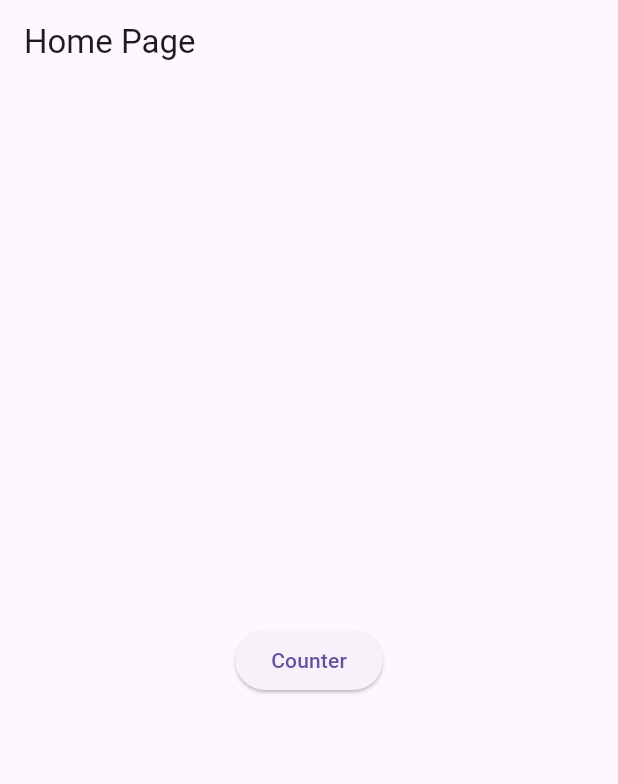
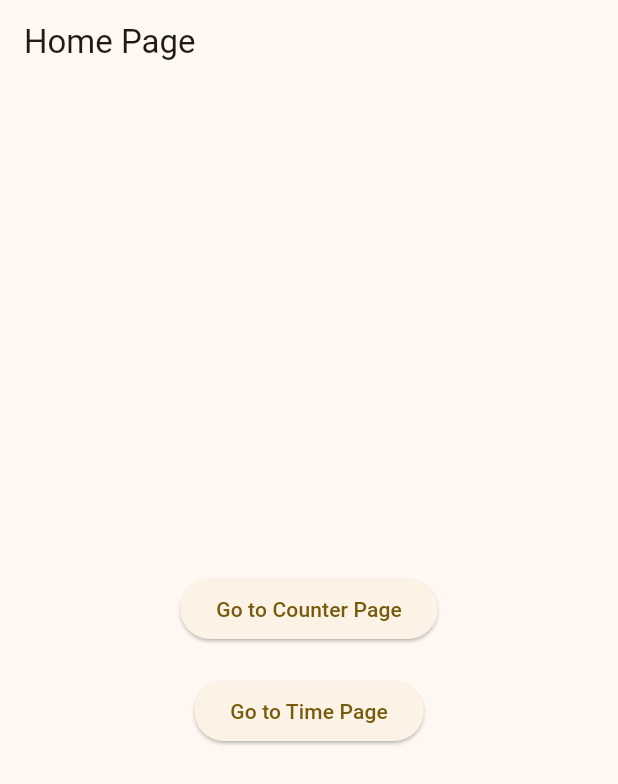
Before and after one commit to krisdjan/moblapp, a Flutter app: the screen it shows after launch, on a phone screen of 412 x 824 dp. Shown: the top 784 px of the screen. Run offline on Flutter 3.47's test engine with Material 3 defaults, Android fonts, the phone set to English and light mode, and no system bars.

Commit message:
Eeriku leht

```diff
--- a/myapp/lib/main.dart
+++ b/myapp/lib/main.dart
@@ -1,6 +1,7 @@
 import 'package:flutter/material.dart';
-import 'package:myapp/pages/counter.dart';
-import 'package:myapp/pages/homepage.dart';
+import 'pages/counter.dart';
+import 'pages/homepage.dart';
+import 'pages/timepage.dart';
 
 void main() {
   runApp(const MyApp());
@@ -13,12 +14,16 @@ class MyApp extends StatelessWidget {
   Widget build(BuildContext context) {
     return MaterialApp(
       debugShowCheckedModeBanner: false,
-      theme: ThemeData(primarySwatch: Colors.amber),
+      theme: ThemeData(
+        colorScheme: ColorScheme.fromSeed(seedColor: Colors.amber),
+        useMaterial3: true,
+      ),
       home: const HomePage(),
       routes: {
-        '/homepage':(context) => HomePage(),
-        '/counterpage':(context) => CounterPage()
+        '/homepage': (context) => const HomePage(),
+        '/counterpage': (context) => const CounterPage(),
+        '/timepage': (context) => const TimePage(),
       },
-  );
+    );
   }
 }
--- a/myapp/lib/pages/homepage.dart
+++ b/myapp/lib/pages/homepage.dart
@@ -6,15 +6,27 @@ class HomePage extends StatelessWidget {
   @override
   Widget build(BuildContext context) {
     return Scaffold(
-      appBar: AppBar(title: const Text("Home Page"),),
+      appBar: AppBar(title: const Text("Home Page")),
       body: Center(
-        child: ElevatedButton(
-          child: const Text("Counter"),
-          onPressed: () => {
-            //go to counter page
-            Navigator.pushNamed(context, '/counterpage')
-          }),
-      )
+        child: Column(
+          mainAxisAlignment: MainAxisAlignment.center,
+          children: [
+            ElevatedButton(
+              onPressed: () {
+                Navigator.pushNamed(context, '/counterpage');
+              },
+              child: const Text("Go to Counter Page"),
+            ),
+            const SizedBox(height: 20),
+            ElevatedButton(
+              onPressed: () {
+                Navigator.pushNamed(context, '/timepage');
+              },
+              child: const Text("Go to Time Page"),
+            ),
+          ],
+        ),
+      ),
     );
   }
 }
```
Also changed, not shown: myapp/lib/pages/timepage.dart (added, +47 -0 lines).
